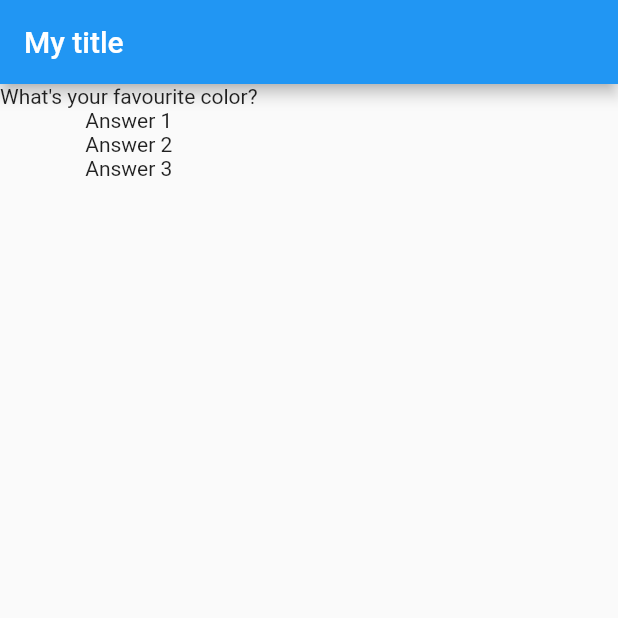
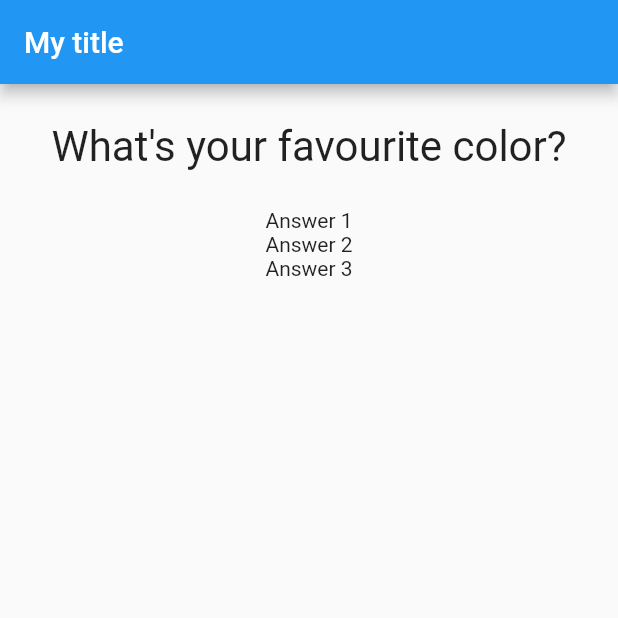
Before and after one commit to Vitafresh/max_flutter_basics, a Flutter app: the screen it shows after launch, on a phone screen of 412 x 824 dp, the top half of it. Run offline on Flutter 3.47's test engine with Material 2 defaults, Android fonts, the phone set to English and light mode, and no system bars; missing offline and left inert: legacy_buttons.

Commit message:
039 First Styling & Layouting Steps

```diff
--- a/lib/main.dart
+++ b/lib/main.dart
@@ -40,20 +40,20 @@
         ),
         body: Column(
           children: <Widget>[
-            Text(questions.elementAt(_questionIndex)),
+            Question(questions.elementAt(_questionIndex)),
             LegacyRaisedButton(
               onPressed: _answerQuestion,
-              child: Question('Answer 1'),
+              child: Text('Answer 1'),
             ),
             LegacyRaisedButton(
               onPressed: () => print('Question 2 answered!'),
-              child: Question('Answer 2'),
+              child: Text('Answer 2'),
             ),
             LegacyRaisedButton(
               onPressed: () {
                 print('Question 3 answered!');
               },
-              child: Question('Answer 3'),
+              child: Text('Answer 3'),
             ),
           ],
         ),
--- a/lib/question.dart
+++ b/lib/question.dart
@@ -7,6 +7,14 @@
 
   @override
   Widget build(BuildContext context) {
-    return Text(_questionText);
+    return Container(
+      margin: EdgeInsets.all(25),
+      width: double.infinity,
+      child: Text(
+        _questionText,
+        style: TextStyle(fontSize: 28),
+        textAlign: TextAlign.center,
+      ),
+    );
   }
 }
```
